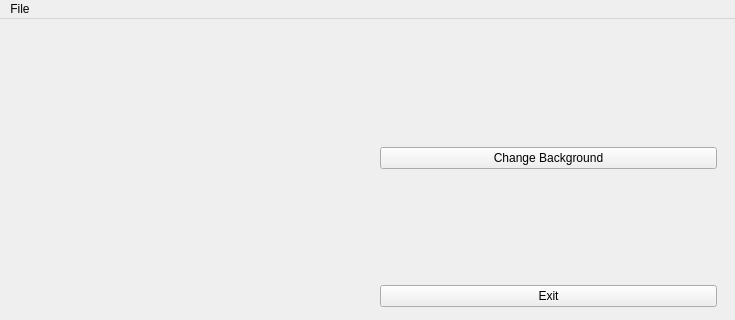
First picture: the form in mainwindow.ui, repository axellbrendow/opengl-3d-visualizer, before the edit; both pictures show x 0 to 735 and y 0 to 320 of the 735 by 459 pixel window.
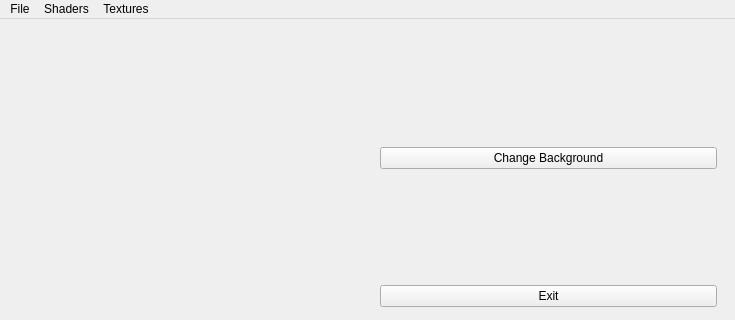
Second picture: the form after the edit. Custom widgets are drawn as their Qt base class.

Commit message: Add new menu options to swap textures and shaders

```diff
--- a/mainwindow.ui
+++ b/mainwindow.ui
@@ -60,7 +60,28 @@
     <addaction name="actionOpen"/>
     <addaction name="actionExit"/>
    </widget>
+   <widget class="QMenu" name="menuShaders">
+    <property name="title">
+     <string>Shaders</string>
+    </property>
+    <addaction name="actionGouraud"/>
+    <addaction name="actionPhong"/>
+    <addaction name="actionPhong_Texture"/>
+    <addaction name="actionTexture_Normal_Mapping"/>
+   </widget>
+   <widget class="QMenu" name="menuTextures">
+    <property name="title">
+     <string>Textures</string>
+    </property>
+    <addaction name="actionbricksDiffuse"/>
+    <addaction name="actionbricksNormal"/>
+    <addaction name="actionwood"/>
+    <addaction name="actionrocks"/>
+    <addaction name="actionIlluminati_eye"/>
+   </widget>
    <addaction name="menuFile"/>
+   <addaction name="menuShaders"/>
+   <addaction name="menuTextures"/>
   </widget>
   <widget class="QStatusBar" name="statusbar"/>
   <action name="actionOpen">
```
Left out of the diff: 198 changed lines with no effect on the pictures. The commit also changes 3 other files.
